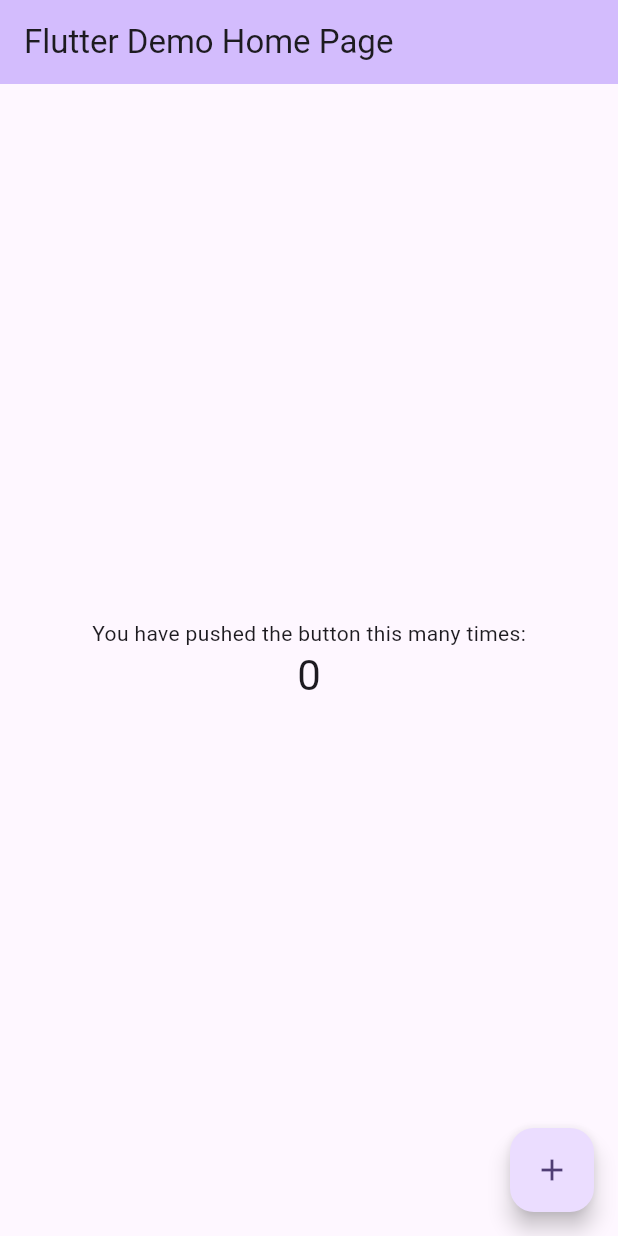
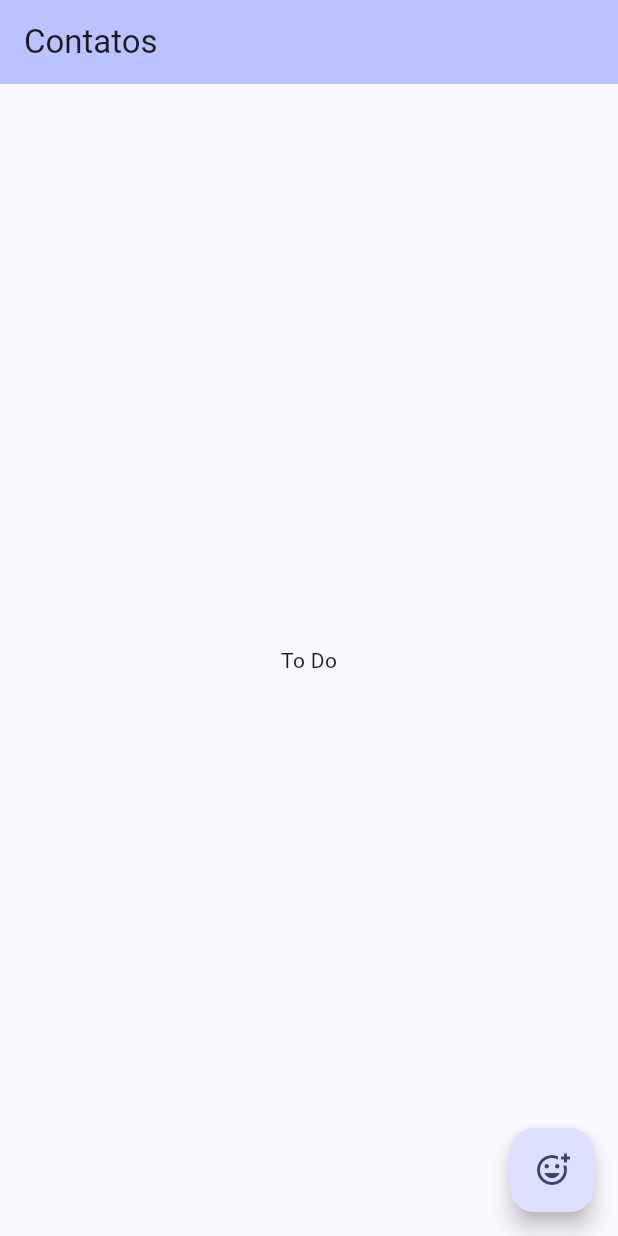
Before and after one commit to rodolfoHOk/dio.contatos-flutter, a Flutter app: the screen it shows after launch, on a phone screen of 412 x 824 dp. Run offline on Flutter 3.47's test engine with Material 3 defaults, Android fonts, the phone set to English and light mode, and no system bars.

Commit message:
refactor: refactor and clean project

```diff
--- /dev/null
+++ b/lib/contacts_app.dart
@@ -0,0 +1,19 @@
+import 'package:contatos_flutter/pages/main_page.dart';
+import 'package:flutter/material.dart';
+
+class ContactsApp extends StatelessWidget {
+  const ContactsApp({super.key});
+
+  @override
+  Widget build(BuildContext context) {
+    return MaterialApp(
+      title: 'Contacts App',
+      debugShowCheckedModeBanner: false,
+      theme: ThemeData(
+        colorScheme: ColorScheme.fromSeed(seedColor: Colors.indigo),
+        useMaterial3: true,
+      ),
+      home: const MainPage(title: 'Contatos'),
+    );
+  }
+}
--- a/lib/main.dart
+++ b/lib/main.dart
@@ -1,125 +1,6 @@
+import 'package:contatos_flutter/contacts_app.dart';
 import 'package:flutter/material.dart';
 
 void main() {
-  runApp(const MyApp());
+  runApp(const ContactsApp());
 }
-
-class MyApp extends StatelessWidget {
-  const MyApp({super.key});
-
-  // This widget is the root of your application.
-  @override
-  Widget build(BuildContext context) {
-    return MaterialApp(
-      title: 'Flutter Demo',
-      theme: ThemeData(
-        // This is the theme of your application.
-        //
-        // TRY THIS: Try running your application with "flutter run". You'll see
-        // the application has a purple toolbar. Then, without quitting the app,
-        // try changing the seedColor in the colorScheme below to Colors.green
-        // and then invoke "hot reload" (save your changes or press the "hot
-        // reload" button in a Flutter-supported IDE, or press "r" if you used
-        // the command line to start the app).
-        //
-        // Notice that the counter didn't reset back to zero; the application
-        // state is not lost during the reload. To reset the state, use hot
-        // restart instead.
-        //
-        // This works for code too, not just values: Most code changes can be
-        // tested with just a hot reload.
-        colorScheme: ColorScheme.fromSeed(seedColor: Colors.deepPurple),
-        useMaterial3: true,
-      ),
-      home: const MyHomePage(title: 'Flutter Demo Home Page'),
-    );
-  }
-}
-
-class MyHomePage extends StatefulWidget {
-  const MyHomePage({super.key, required this.title});
-
-  // This widget is the home page of your application. It is stateful, meaning
-  // that it has a State object (defined below) that contains fields that affect
-  // how it looks.
-
-  // This class is the configuration for the state. It holds the values (in this
-  // case the title) provided by the parent (in this case the App widget) and
-  // used by the build method of the State. Fields in a Widget subclass are
-  // always marked "final".
-
-  final String title;
-
-  @override
-  State<MyHomePage> createState() => _MyHomePageState();
-}
-
-class _MyHomePageState extends State<MyHomePage> {
-  int _counter = 0;
-
-  void _incrementCounter() {
-    setState(() {
-      // This call to setState tells the Flutter framework that something has
-      // changed in this State, which causes it to rerun the build method below
-      // so that the display can reflect the updated values. If we changed
-      // _counter without calling setState(), then the build method would not be
-      // called again, and so nothing would appear to happen.
-      _counter++;
-    });
-  }
-
-  @override
-  Widget build(BuildContext context) {
-    // This method is rerun every time setState is called, for instance as done
-    // by the _incrementCounter method above.
-    //
-    // The Flutter framework has been optimized to make rerunning build methods
-    // fast, so that you can just rebuild anything that needs updating rather
-    // than having to individually change instances of widgets.
-    return Scaffold(
-      appBar: AppBar(
-        // TRY THIS: Try changing the color here to a specific color (to
-        // Colors.amber, perhaps?) and trigger a hot reload to see the AppBar
-        // change color while the other colors stay the same.
-        backgroundColor: Theme.of(context).colorScheme.inversePrimary,
-        // Here we take the value from the MyHomePage object that was created by
-        // the App.build method, and use it to set our appbar title.
-        title: Text(widget.title),
-      ),
-      body: Center(
-        // Center is a layout widget. It takes a single child and positions it
-        // in the middle of the parent.
-        child: Column(
-          // Column is also a layout widget. It takes a list of children and
-          // arranges them vertically. By default, it sizes itself to fit its
-          // children horizontally, and tries to be as tall as its parent.
-          //
-          // Column has various properties to control how it sizes itself and
-          // how it positions its children. Here we use mainAxisAlignment to
-          // center the children vertically; the main axis here is the vertical
-          // axis because Columns are vertical (the cross axis would be
-          // horizontal).
-          //
-          // TRY THIS: Invoke "debug painting" (choose the "Toggle Debug Paint"
-          // action in the IDE, or press "p" in the console), to see the
-          // wireframe for each widget.
-          mainAxisAlignment: MainAxisAlignment.center,
-          children: <Widget>[
-            const Text(
-              'You have pushed the button this many times:',
-            ),
-            Text(
-              '$_counter',
-              style: Theme.of(context).textTheme.headlineMedium,
-            ),
-          ],
-        ),
-      ),
-      floatingActionButton: FloatingActionButton(
-        onPressed: _incrementCounter,
-        tooltip: 'Increment',
-        child: const Icon(Icons.add),
-      ), // This trailing comma makes auto-formatting nicer for build methods.
-    );
-  }
-}
--- /dev/null
+++ b/lib/pages/main_page.dart
@@ -0,0 +1,37 @@
+import 'package:flutter/material.dart';
+
+class MainPage extends StatefulWidget {
+  final String title;
+
+  const MainPage({super.key, required this.title});
+
+  @override
+  State<MainPage> createState() => _MainPageState();
+}
+
+class _MainPageState extends State<MainPage> {
+  @override
+  Widget build(BuildContext context) {
+    return Scaffold(
+      appBar: AppBar(
+        backgroundColor: Theme.of(context).colorScheme.inversePrimary,
+        title: Text(widget.title),
+      ),
+      body: const Center(
+        child: Column(
+          mainAxisAlignment: MainAxisAlignment.center,
+          children: <Widget>[
+            Text(
+              'To Do',
+            ),
+          ],
+        ),
+      ),
+      floatingActionButton: FloatingActionButton(
+        onPressed: () {},
+        tooltip: 'Increment',
+        child: const Icon(Icons.add_reaction_outlined),
+      ),
+    );
+  }
+}
```
Also changed, not shown: 1 other file.
